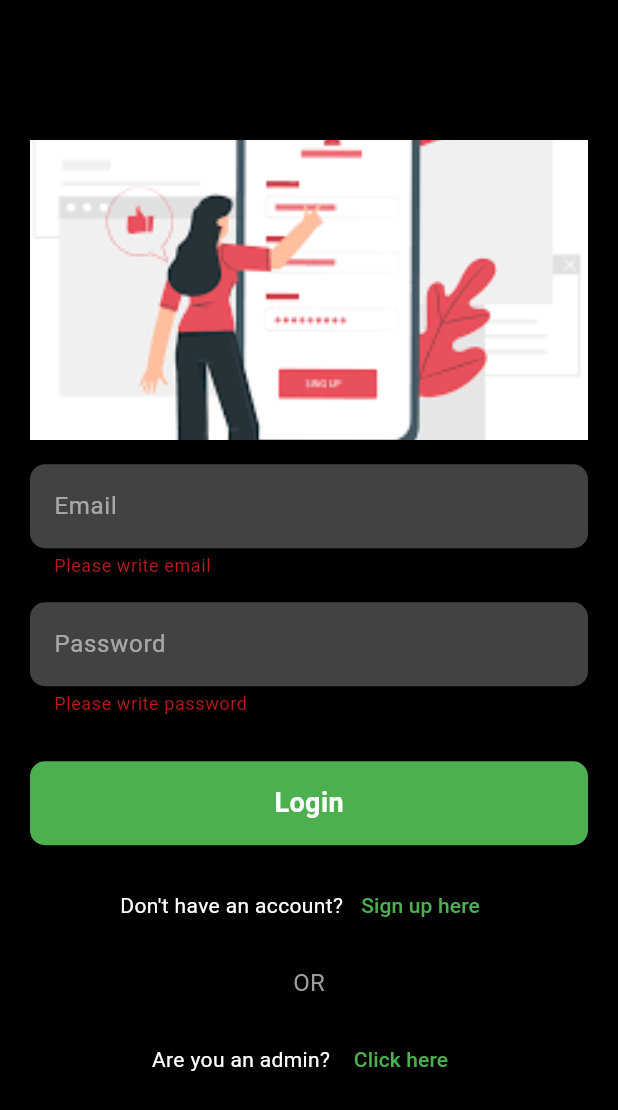
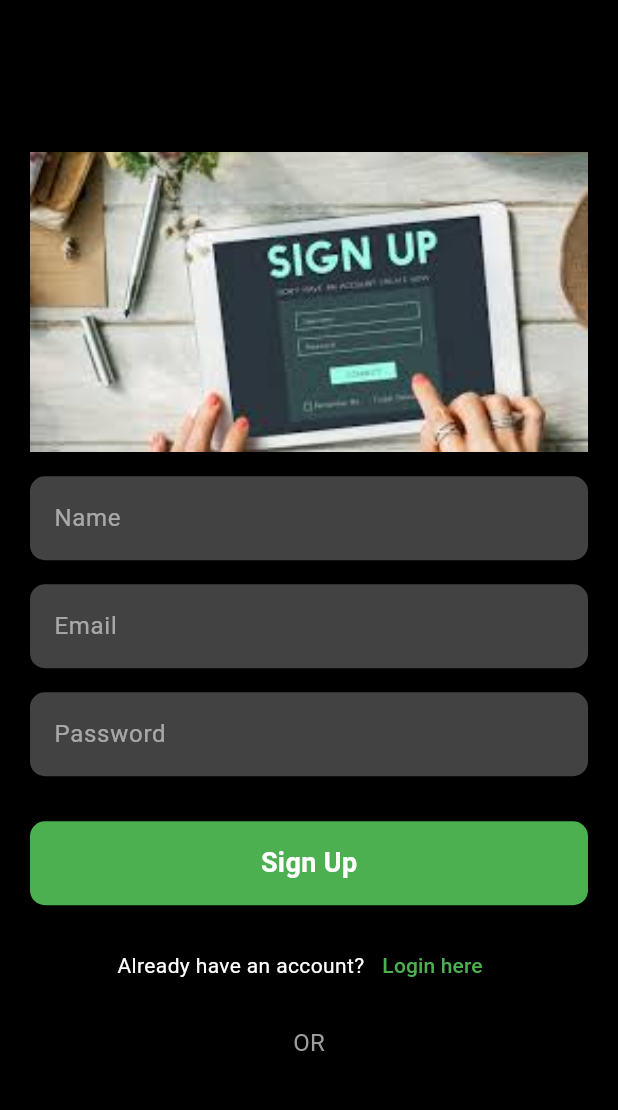
Before and after one commit to alvinsidiq/clothes_app-flutter, a Flutter app: the screen it shows after launch, after a tap on "Login", after a tap on "Sign up here", on a phone screen of 412 x 824 dp. Shown: the top 1110 px of the screen. Run offline on Flutter 3.47's test engine with Material 3 defaults, Android fonts, the phone set to English and light mode, and no system bars; our stand-ins replace get.

Commit message:
signUp-fitur

```diff
--- a/lib/users/authentication/login_screen.dart
+++ b/lib/users/authentication/login_screen.dart
@@ -1,4 +1,6 @@
+import 'package:get/get.dart'; // Impor GetX
 import 'package:flutter/material.dart';
+import 'sign_up_screen.dart'; // Pastikan SignUpScreen diimpor
 
 class LoginScreen extends StatefulWidget {
   const LoginScreen({super.key});
@@ -14,7 +16,6 @@ class _LoginScreenState extends State<LoginScreen> {
 
   void _submitForm() {
     if (_formKey.currentState!.validate()) {
-      // Jika validasi berhasil
       ScaffoldMessenger.of(context).showSnackBar(
         const SnackBar(content: Text('Login Successful')),
       );
@@ -129,7 +130,8 @@ class _LoginScreenState extends State<LoginScreen> {
                           ),
                           TextButton(
                             onPressed: () {
-                              // Navigasi ke halaman pendaftaran
+                              // Navigasi ke halaman SignUp menggunakan GetX
+                              Get.to(() => const SignUpScreen());
                             },
                             child: const Text(
                               "Sign up here",
@@ -159,6 +161,7 @@ class _LoginScreenState extends State<LoginScreen> {
                           TextButton(
                             onPressed: () {
                               // Aksi ketika admin klik
+                              // (Jika Anda ingin menggunakan GetX, bisa diupdate sesuai kebutuhan)
                             },
                             child: const Text(
                               'Click here',
--- a/lib/users/authentication/sign_up_screen.dart
+++ b/lib/users/authentication/sign_up_screen.dart
@@ -0,0 +1,187 @@
+import 'package:get/get.dart'; // Impor GetX
+import 'package:flutter/material.dart';
+import 'login_screen.dart'; // Pastikan LoginScreen diimpor
+
+class SignUpScreen extends StatefulWidget {
+  const SignUpScreen({super.key});
+
+  @override
+  State<SignUpScreen> createState() => _SignUpScreenState();
+}
+
+class _SignUpScreenState extends State<SignUpScreen> {
+  final GlobalKey<FormState> _formKey = GlobalKey<FormState>();
+  final TextEditingController nameController = TextEditingController();
+  final TextEditingController emailController = TextEditingController();
+  final TextEditingController passwordController = TextEditingController();
+
+  void _submitForm() {
+    if (_formKey.currentState!.validate()) {
+      // Jika validasi berhasil
+      ScaffoldMessenger.of(context).showSnackBar(
+        const SnackBar(content: Text('Sign Up Successful')),
+      );
+    }
+  }
+
+  @override
+  Widget build(BuildContext context) {
+    return Scaffold(
+      backgroundColor: Colors.black, // Tema latar belakang hitam
+      body: Padding(
+        padding: const EdgeInsets.all(20.0),
+        child: Center(
+          child: SingleChildScrollView(
+            child: Column(
+              crossAxisAlignment: CrossAxisAlignment.center,
+              children: [
+                // Header gambar
+                SizedBox(
+                  width: MediaQuery.of(context).size.width,
+                  height: 200,
+                  child: Image.asset(
+                    'images/signup.jpg', // Pastikan path gambar sudah benar
+                    fit: BoxFit.cover,
+                  ),
+                ),
+                const SizedBox(height: 16), // Jarak antar elemen
+                // Form sign up
+                Form(
+                  key: _formKey,
+                  child: Column(
+                    children: [
+                      // Field nama
+                      TextFormField(
+                        controller: nameController,
+                        style: const TextStyle(color: Colors.white),
+                        validator: (value) {
+                          if (value == null || value.isEmpty) {
+                            return 'Please enter your name';
+                          }
+                          return null;
+                        },
+                        decoration: InputDecoration(
+                          filled: true,
+                          fillColor: Colors.grey[800],
+                          hintText: 'Name',
+                          hintStyle: const TextStyle(color: Colors.white54),
+                          border: OutlineInputBorder(
+                            borderRadius: BorderRadius.circular(10),
+                            borderSide: BorderSide.none,
+                          ),
+                        ),
+                      ),
+                      const SizedBox(height: 16), // Jarak antar elemen
+                      // Field email
+                      TextFormField(
+                        controller: emailController,
+                        style: const TextStyle(color: Colors.white),
+                        validator: (value) {
+                          if (value == null || value.isEmpty) {
+                            return 'Please write email';
+                          }
+                          return null;
+                        },
+                        decoration: InputDecoration(
+                          filled: true,
+                          fillColor: Colors.grey[800],
+                          hintText: 'Email',
+                          hintStyle: const TextStyle(color: Colors.white54),
+                          border: OutlineInputBorder(
+                            borderRadius: BorderRadius.circular(10),
+                            borderSide: BorderSide.none,
+                          ),
+                        ),
+                      ),
+                      const SizedBox(height: 16), // Jarak antar elemen
+                      // Field password
+                      TextFormField(
+                        controller: passwordController,
+                        obscureText: true,
+                        style: const TextStyle(color: Colors.white),
+                        validator: (value) {
+                          if (value == null || value.isEmpty) {
+                            return 'Please write password';
+                          }
+                          return null;
+                        },
+                        decoration: InputDecoration(
+                          filled: true,
+                          fillColor: Colors.grey[800],
+                          hintText: 'Password',
+                          hintStyle: const TextStyle(color: Colors.white54),
+                          border: OutlineInputBorder(
+                            borderRadius: BorderRadius.circular(10),
+                            borderSide: BorderSide.none,
+                          ),
+                        ),
+                      ),
+                      const SizedBox(height: 30), // Jarak antar elemen
+                      // Tombol sign up (warna hijau)
+                      Material(
+                        color: Colors.green, // Warna tombol hijau
+                        borderRadius: BorderRadius.circular(10),
+                        child: InkWell(
+                          borderRadius: BorderRadius.circular(10),
+                          onTap: _submitForm,
+                          splashColor: Colors.green[700], // Efek splash hijau
+                          child: Container(
+                            padding: const EdgeInsets.symmetric(
+                              vertical: 15,
+                              horizontal: 10,
+                            ),
+                            alignment: Alignment.center,
+                            width: double.infinity,
+                            child: const Text(
+                              'Sign Up',
+                              style: TextStyle(
+                                color: Colors.white,
+                                fontSize: 18,
+                                fontWeight: FontWeight.bold,
+                              ),
+                            ),
+                          ),
+                        ),
+                      ),
+                      const SizedBox(height: 16), // Jarak antar elemen
+                      // Teks tambahan: Already have an account?
+                      Row(
+                        mainAxisAlignment: MainAxisAlignment.center,
+                        children: [
+                          const Text(
+                            "Already have an account?",
+                            style: TextStyle(color: Colors.white),
+                          ),
+                          TextButton(
+                            onPressed: () {
+                              // Navigasi ke halaman Login menggunakan GetX
+                              Get.to(() => const LoginScreen());
+                            },
+                            child: const Text(
+                              "Login here",
+                              style: TextStyle(color: Colors.green), // Tombol hijau
+                            ),
+                          ),
+                        ],
+                      ),
+                      const SizedBox(height: 16), // Jarak antar elemen
+                      // Teks OR sebagai pemisah
+                      const Text(
+                        'OR',
+                        style: TextStyle(
+                          color: Colors.grey,
+                          fontSize: 16,
+                        ),
+                      ),
+                      const SizedBox(height: 16), // Jarak antar elemen
+                    ],
+                  ),
+                ),
+              ],
+            ),
+          ),
+        ),
+      ),
+    );
+  }
+}
--- a/pubspec.yaml
+++ b/pubspec.yaml
@@ -6,7 +6,7 @@ publish_to: 'none'
 version: 1.0.0+1
 
 environment:
-  sdk: ^3.5.4
+  sdk: ">=3.5.4 <4.0.0"  # Versi SDK Flutter yang didukung
 
 dependencies:
   flutter:
@@ -23,4 +23,4 @@ flutter:
   uses-material-design: true
 
   assets:
-    - images/
+    - images/  # Menyertakan semua file gambar di folder "images"
```
Also changed, not shown: images/signup.jpg (added).
